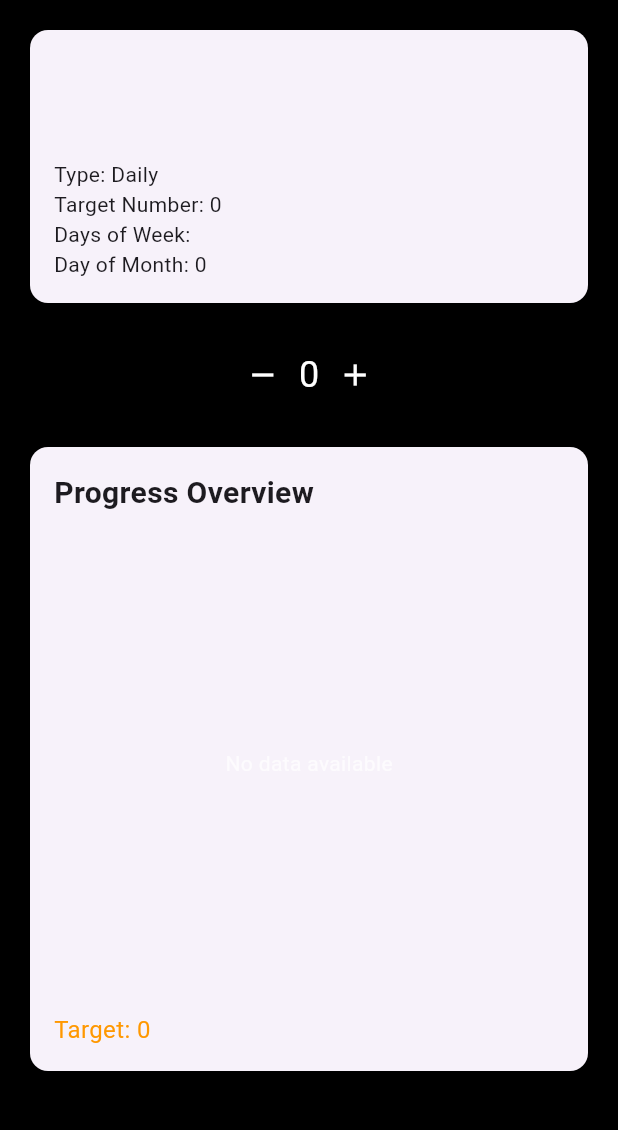
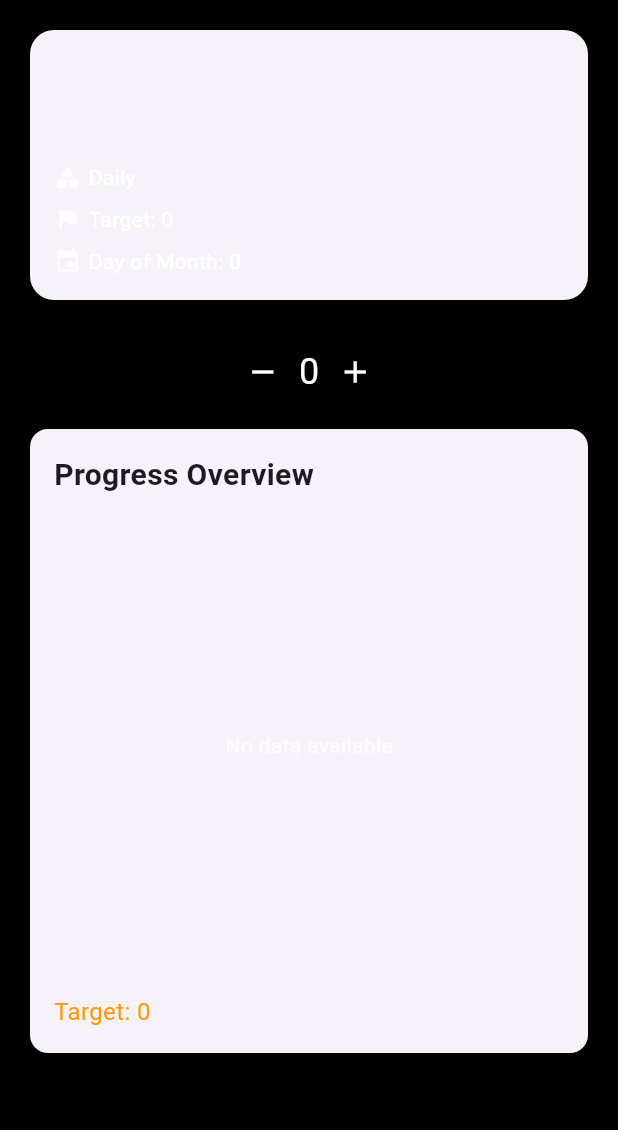
Before and after one commit to jakupemini5/NVD-Habit-Tracker, a Flutter app: the HabitDetailScreen screen opened directly with empty values, on a phone screen of 412 x 824 dp, the part 84-1214 px from its top. Run offline on Flutter 3.47's test engine with Material 3 defaults, Android fonts, the phone set to English and light mode, and no system bars; our stand-ins replace cloud_firestore, firebase_auth, firebase_core, lottie; missing offline and left inert: firebase_ui_auth; accounts and stored records are empty; generated files the repository leaves out were written again.

Commit message:
added success animation and cleaned up HabitProgressChart

```diff
--- a/habit_tracker/lib/src/screens/habit/habit_detail_screen.dart
+++ b/habit_tracker/lib/src/screens/habit/habit_detail_screen.dart
@@ -17,38 +17,48 @@ class HabitDetailScreen extends StatefulWidget {
   _HabitDetailScreenState createState() => _HabitDetailScreenState();
 }
 
-class _HabitDetailScreenState extends State<HabitDetailScreen> {
+class _HabitDetailScreenState extends State<HabitDetailScreen> with SingleTickerProviderStateMixin {
   late TextEditingController _targetNumberController;
+  late AnimationController _animationController;
   bool _showAnimation = false;
   List<String> _selectedDays = [];
-  final List<String> _daysOfWeek = [
-    'Mon',
-    'Tue',
-    'Wed',
-    'Thu',
-    'Fri',
-    'Sat',
-    'Sun'
-  ];
+  final List<String> _daysOfWeek = ['Mon', 'Tue', 'Wed', 'Thu', 'Fri', 'Sat', 'Sun'];
 
   @override
   void initState() {
     super.initState();
+    _animationController = AnimationController(
+      vsync: this,
+      duration: Duration(milliseconds: 1500),
+    );
+
+    _animationController.addStatusListener((status) {
+      if (status == AnimationStatus.completed) {
+        setState(() {
+          _showAnimation = false;
+        });
+        _animationController.reset();
+      }
+    });
+
     int initialNumber = widget.habit.history.isNotEmpty
-        ? widget.habit.history
-            .map((e) => e.numberReached)
-            .reduce((a, b) => a > b ? a : b)
+        ? widget.habit.history.map((e) => e.numberReached).reduce((a, b) => a > b ? a : b)
         : 0;
-    _targetNumberController =
-        TextEditingController(text: initialNumber.toString());
+    _targetNumberController = TextEditingController(text: initialNumber.toString());
     if (widget.habit.type == HabitType.Weekly) {
       _selectedDays = List.from(widget.habit.daysOfWeek ?? []);
     }
   }
 
+  @override
+  void dispose() {
+    _animationController.dispose();
+    _targetNumberController.dispose();
+    super.dispose();
+  }
+
   void _updateNumberReached(int change) {
     setState(() {
-      // Find today's history entry
       DateTime today = DateTime.now();
       HabitHistoryEntry? todayEntry = widget.habit.history.firstWhere(
         (entry) =>
@@ -58,15 +68,11 @@ class _HabitDetailScreenState extends State<HabitDetailScreen> {
         orElse: () => HabitHistoryEntry(date: today, numberReached: 0),
       );
 
-      // Update the current number reached
       int current = todayEntry.numberReached;
-      int newValue =
-          (current + change).clamp(0, 999); // Prevent negative values
+      int newValue = (current + change).clamp(0, 999);
       todayEntry.numberReached = newValue;
 
-      // Create or update the history entry
-      if (todayEntry.numberReached != 0 &&
-          !widget.habit.history.contains(todayEntry)) {
+      if (todayEntry.numberReached != 0 && !widget.habit.history.contains(todayEntry)) {
         widget.habit.addHistoryEntry(newValue);
       } else {
         int index = widget.habit.history.indexWhere(
@@ -75,16 +81,16 @@ class _HabitDetailScreenState extends State<HabitDetailScreen> {
               entry.date.month == today.month &&
               entry.date.day == today.day,
         );
+        if (index != -1) {
           widget.habit.history[index] = todayEntry;
+        }
       }
 
       _targetNumberController.text = newValue.toString();
-
-      // Save to Firestore
       _saveToFirestore();
 
       // Check if target is met
-      if (newValue >= widget.habit.targetNumber!) {
+      if (newValue == widget.habit.targetNumber! && !_showAnimation) {
         _triggerSuccessAnimation();
       }
     });
@@ -94,11 +100,15 @@ class _HabitDetailScreenState extends State<HabitDetailScreen> {
     setState(() {
       _showAnimation = true;
     });
-    Future.delayed(Duration(seconds: 2), () {
-      setState(() {
-        _showAnimation = false;
-      });
-    });
+
+    if (_animationController == null) {
+    debugPrint("AnimationController is not initialized yet!");
+  } else {
+    debugPrint("Triggering success animation");
+    _animationController.forward();
+  }
+
+    _animationController.forward();
   }
 
   void _saveToFirestore() {
@@ -115,7 +125,9 @@ class _HabitDetailScreenState extends State<HabitDetailScreen> {
     return Scaffold(
       backgroundColor: Colors.black,
       appBar: MyAppBar(title: widget.habit.name),
-      body: Padding(
+      body: Stack(
+        children: [
+          Padding(
             padding: const EdgeInsets.all(16.0),
             child: Column(
               crossAxisAlignment: CrossAxisAlignment.stretch,
@@ -146,17 +158,6 @@ class _HabitDetailScreenState extends State<HabitDetailScreen> {
                 ),
                 SizedBox(height: 10),
 
-            // Success Animation
-            if (_showAnimation)
-              Center(
-                child: Lottie.network(
-                  'https://assets5.lottiefiles.com/packages/lf20_x62chJ.json', // Use a Lottie animation URL
-                  width: 150,
-                  height: 150,
-                ),
-              ),
-            SizedBox(height: 10),
-
                 // Habit History
                 Expanded(
                   child: Column(
@@ -168,6 +169,25 @@ class _HabitDetailScreenState extends State<HabitDetailScreen> {
               ],
             ),
           ),
+          // Success Animation Overlay
+          if (_showAnimation)
+            Container(
+              color: Colors.black54,
+              child: Center(
+                child: Lottie.asset(
+                  'assets/animations/success.json',
+                  controller: _animationController,
+                  width: 400,
+                  height: 400,
+                  fit: BoxFit.contain,
+                  onLoaded: (composition) {
+                    _animationController.duration = composition.duration;
+                  },
+                ),
+              ),
+            ),
+        ],
+      ),
     );
   }
 }
--- a/habit_tracker/lib/src/screens/main_page/habits_screen.dart
+++ b/habit_tracker/lib/src/screens/main_page/habits_screen.dart
@@ -52,6 +52,7 @@ class _HabitScreenState extends State<HabitsScreen> {
                     .collection('habits')
                     .where('userId',
                         isEqualTo: FirebaseAuth.instance.currentUser!.uid)
+                    .orderBy('createdAt', descending: true)
                     .snapshots(),
                 builder: (context, snapshot) {
                   if (snapshot.hasError) {
--- a/habit_tracker/lib/src/widgets/habbit_card.dart
+++ b/habit_tracker/lib/src/widgets/habbit_card.dart
@@ -12,26 +12,85 @@ class HabitCard extends StatelessWidget {
     return GestureDetector(
       onTap: onClick,
       child: Card(
+        shape: RoundedRectangleBorder(borderRadius: BorderRadius.circular(16)),
         elevation: 5,
-        child: Padding(
+        child: Container(
+          decoration: BoxDecoration(
+            borderRadius: BorderRadius.circular(16),
+          ),
           padding: const EdgeInsets.all(16.0),
           child: Column(
             crossAxisAlignment: CrossAxisAlignment.start,
             children: <Widget>[
               Text(
                 habit.name,
-                style: TextStyle(fontSize: 20, fontWeight: FontWeight.bold),
+                style: TextStyle(
+                  fontSize: 22,
+                  fontWeight: FontWeight.bold,
+                  color: Colors.white,
+                ),
               ),
-              const SizedBox(height: 10),
-              Text(habit.description),
-              const SizedBox(height: 10),
-              Text('Type: ${habit.type.name}'),
-              if (habit.targetNumber != null)
-                Text('Target Number: ${habit.targetNumber}'),
-              if (habit.daysOfWeek != null)
-                Text('Days of Week: ${habit.daysOfWeek!.join(', ')}'),
-              if (habit.dayOfMonth != null)
-                Text('Day of Month: ${habit.dayOfMonth}'),
+              const SizedBox(height: 8),
+              Text(
+                habit.description,
+                style: TextStyle(fontSize: 14, color: Colors.white70),
+                maxLines: 2,
+                overflow: TextOverflow.ellipsis,
+              ),
+              const SizedBox(height: 12),
+
+              Row(
+                children: [
+                  Icon(Icons.category, color: Colors.white70, size: 18),
+                  SizedBox(width: 5),
+                  Text(
+                    habit.type.name,
+                    style: TextStyle(fontSize: 14, color: Colors.white),
+                  ),
+                ],
+              ),
+
+              if (habit.targetNumber != null) ...[
+                const SizedBox(height: 8),
+                Row(
+                  children: [
+                    Icon(Icons.flag, color: Colors.white70, size: 18),
+                    SizedBox(width: 5),
+                    Text(
+                      'Target: ${habit.targetNumber}',
+                      style: TextStyle(fontSize: 14, color: Colors.white),
+                    ),
+                  ],
+                ),
+              ],
+
+              if (habit.daysOfWeek != null && habit.daysOfWeek!.isNotEmpty) ...[
+                const SizedBox(height: 8),
+                Row(
+                  children: [
+                    Icon(Icons.calendar_today, color: Colors.white70, size: 18),
+                    SizedBox(width: 5),
+                    Text(
+                      'Days: ${habit.daysOfWeek!.join(', ')}',
+                      style: TextStyle(fontSize: 14, color: Colors.white),
+                    ),
+                  ],
+                ),
+              ],
+
+              if (habit.dayOfMonth != null) ...[
+                const SizedBox(height: 8),
+                Row(
+                  children: [
+                    Icon(Icons.event, color: Colors.white70, size: 18),
+                    SizedBox(width: 5),
+                    Text(
+                      'Day of Month: ${habit.dayOfMonth}',
+                      style: TextStyle(fontSize: 14, color: Colors.white),
+                    ),
+                  ],
+                ),
+              ],
             ],
           ),
         ),
--- a/habit_tracker/lib/src/widgets/habit_progress_chart.dart
+++ b/habit_tracker/lib/src/widgets/habit_progress_chart.dart
@@ -110,8 +110,7 @@ class HabitProgressChart extends StatelessWidget {
             minX: 0,
             maxX: (spots.length - 1).toDouble(),
             minY: 0,
-            maxY: habit.targetNumber?.toDouble() ??
-                  spots.map((e) => e.y).reduce((a, b) => a > b ? a : b),
+            maxY: spots.map((e) => e.y).reduce((a, b) => a > b ? a : b),
             lineBarsData: [
               // Progress Line
               LineChartBarData(
--- a/habit_tracker/pubspec.yaml
+++ b/habit_tracker/pubspec.yaml
@@ -38,3 +38,4 @@ flutter:
   assets:
     # Add assets from the images directory to the application.
     - assets/images/
+    - assets/animations/success.json
```
Also changed, not shown: habit_tracker/assets/animations/success.json (added, +1 -0 lines). Lines whose indentation alone changed are shown as unchanged.
